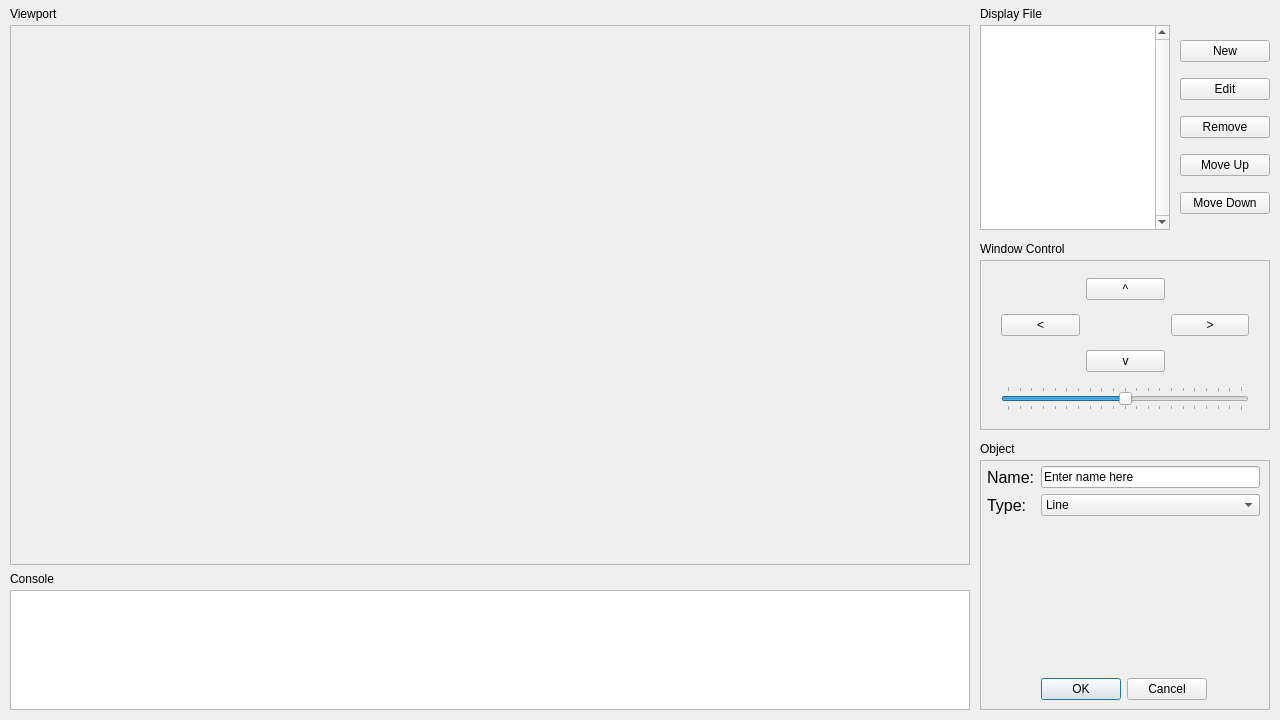
RamAddict/Interactive-Graphical-System, file data/main.ui: the form before one commit.
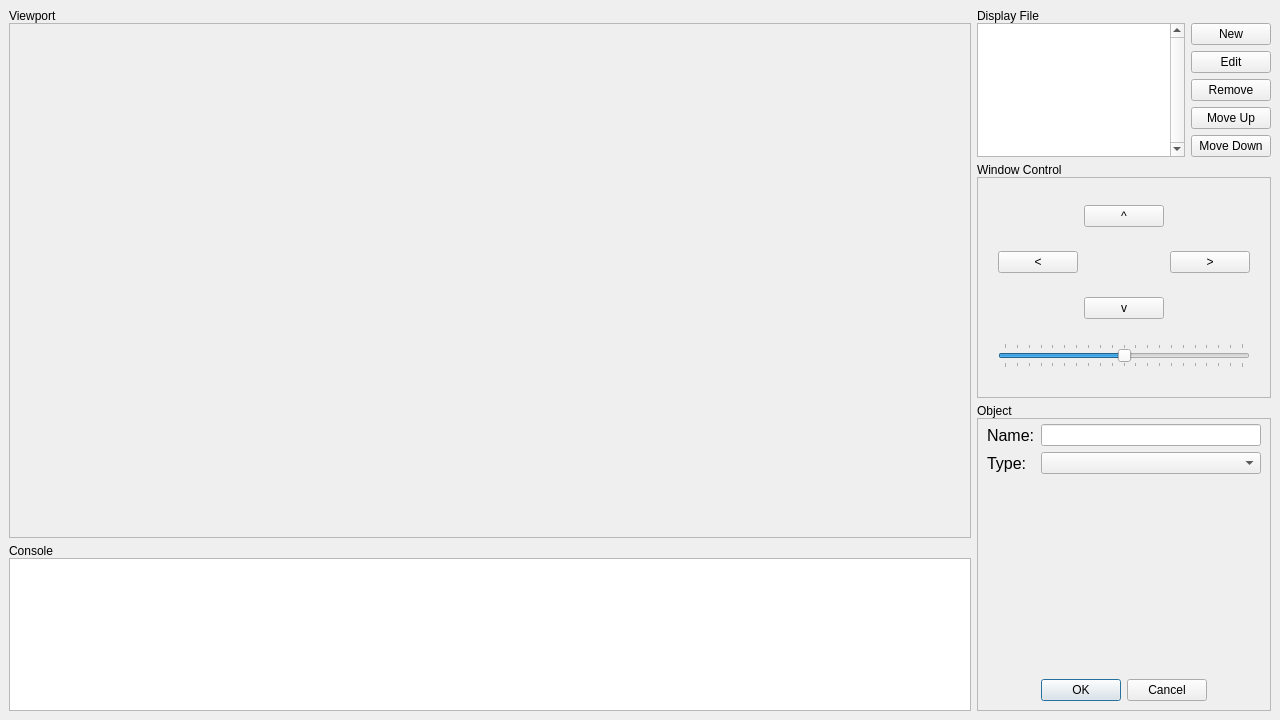
The form after the commit.

Commit message: Layout resizable GUI

Patch:
```diff
--- a/data/main.ui
+++ b/data/main.ui
@@ -17,35 +17,119 @@
    <string>Interactive Graphical System - INE5420-CG - 2020/1</string>
   </property>
   <widget class="QWidget" name="centralwidget">
+   <layout class="QGridLayout" name="gridLayout" rowstretch="4,7,4,5" columnstretch="4,1">
+    <item row="0" column="0" rowspan="3">
+     <layout class="QVBoxLayout" name="viewportLayout" stretch="0,1">
+      <property name="spacing">
+       <number>0</number>
+      </property>
+      <item>
+       <widget class="QLabel" name="viewportLabel">
+        <property name="text">
+         <string notr="true">Viewport</string>
+        </property>
+       </widget>
+      </item>
+      <item>
+       <widget class="QFrame" name="canvasFrame">
+        <property name="frameShape">
+         <enum>QFrame::StyledPanel</enum>
+        </property>
+        <property name="frameShadow">
+         <enum>QFrame::Sunken</enum>
+        </property>
+       </widget>
+      </item>
+     </layout>
+    </item>
+    <item row="0" column="1">
+     <layout class="QVBoxLayout" name="displayFileLayout" stretch="0,1">
+      <property name="spacing">
+       <number>0</number>
+      </property>
+      <item>
+       <widget class="QLabel" name="sceneLabel">
+        <property name="text">
+         <string>Display File</string>
+        </property>
+       </widget>
+      </item>
+      <item>
+       <layout class="QHBoxLayout" name="scenelLayout" stretch="1,0">
+        <property name="spacing">
+         <number>6</number>
+        </property>
+        <item>
    <widget class="QListWidget" name="displayFile">
-    <property name="geometry">
-     <rect>
-      <x>980</x>
-      <y>25</y>
-      <width>190</width>
-      <height>205</height>
-     </rect>
-    </property>
     <property name="verticalScrollBarPolicy">
      <enum>Qt::ScrollBarAlwaysOn</enum>
     </property>
    </widget>
+        </item>
+        <item>
+         <layout class="QVBoxLayout" name="actionsLayout">
+          <item>
+           <widget class="QPushButton" name="newButton">
+            <property name="text">
+             <string>New</string>
+            </property>
+           </widget>
+          </item>
+          <item>
+           <widget class="QPushButton" name="editButton">
+            <property name="text">
+             <string>Edit</string>
+            </property>
+           </widget>
+          </item>
+          <item>
+           <widget class="QPushButton" name="removeButton">
+            <property name="text">
+             <string>Remove</string>
+            </property>
+           </widget>
+          </item>
+          <item>
+           <widget class="QPushButton" name="upListButton">
+            <property name="text">
+             <string>Move Up</string>
+            </property>
+           </widget>
+          </item>
+          <item>
+           <widget class="QPushButton" name="downListButton">
+            <property name="text">
+             <string>Move Down</string>
+            </property>
+           </widget>
+          </item>
+         </layout>
+        </item>
+       </layout>
+      </item>
+     </layout>
+    </item>
+    <item row="1" column="1">
+     <layout class="QVBoxLayout" name="windowLayout" stretch="0,1">
+      <property name="spacing">
+       <number>0</number>
+      </property>
+      <item>
+       <widget class="QLabel" name="controlLabel">
+        <property name="text">
+         <string>Window Control</string>
+        </property>
+       </widget>
+      </item>
+      <item>
    <widget class="QFrame" name="controlFrame">
-    <property name="geometry">
-     <rect>
-      <x>980</x>
-      <y>260</y>
-      <width>290</width>
-      <height>170</height>
-     </rect>
-    </property>
     <property name="frameShape">
      <enum>QFrame::StyledPanel</enum>
     </property>
     <property name="frameShadow">
      <enum>QFrame::Sunken</enum>
     </property>
-    <layout class="QGridLayout" name="controlLayout">
+        <layout class="QGridLayout" name="controlLayout" rowstretch="0,0,0,1">
      <property name="leftMargin">
       <number>20</number>
      </property>
@@ -107,146 +191,26 @@
      </item>
     </layout>
    </widget>
-   <widget class="QLabel" name="viewportLabel">
-    <property name="geometry">
-     <rect>
-      <x>10</x>
-      <y>5</y>
-      <width>58</width>
-      <height>18</height>
-     </rect>
-    </property>
-    <property name="text">
-     <string notr="true">Viewport</string>
-    </property>
-   </widget>
-   <widget class="QLabel" name="sceneLabel">
-    <property name="geometry">
-     <rect>
-      <x>980</x>
-      <y>5</y>
-      <width>70</width>
-      <height>18</height>
-     </rect>
-    </property>
-    <property name="text">
-     <string>Display File</string>
-    </property>
-   </widget>
-   <widget class="QLabel" name="controlLabel">
-    <property name="geometry">
-     <rect>
-      <x>980</x>
-      <y>240</y>
-      <width>100</width>
-      <height>18</height>
-     </rect>
-    </property>
-    <property name="text">
-     <string>Window Control</string>
-    </property>
-   </widget>
-   <widget class="QLabel" name="consoleLabel">
-    <property name="geometry">
-     <rect>
-      <x>10</x>
-      <y>570</y>
-      <width>50</width>
-      <height>18</height>
-     </rect>
-    </property>
-    <property name="text">
-     <string>Console</string>
-    </property>
-   </widget>
+      </item>
+     </layout>
+    </item>
+    <item row="2" column="1" rowspan="2">
+     <layout class="QVBoxLayout" name="objectLayout" stretch="0,1">
+      <property name="spacing">
+       <number>0</number>
+      </property>
+      <item>
    <widget class="QLabel" name="objectLabel">
-    <property name="geometry">
-     <rect>
-      <x>980</x>
-      <y>440</y>
-      <width>40</width>
-      <height>18</height>
-     </rect>
-    </property>
     <property name="text">
      <string>Object</string>
     </property>
    </widget>
-   <widget class="QFrame" name="canvasFrame">
-    <property name="geometry">
-     <rect>
-      <x>10</x>
-      <y>25</y>
-      <width>960</width>
-      <height>540</height>
-     </rect>
-    </property>
-    <property name="frameShape">
-     <enum>QFrame::StyledPanel</enum>
-    </property>
-    <property name="frameShadow">
-     <enum>QFrame::Sunken</enum>
-    </property>
-   </widget>
-   <widget class="QWidget" name="layoutWidget">
-    <property name="geometry">
-     <rect>
-      <x>1180</x>
-      <y>30</y>
-      <width>90</width>
-      <height>196</height>
-     </rect>
-    </property>
-    <layout class="QVBoxLayout" name="actionsLayout">
-     <item>
-      <widget class="QPushButton" name="newButton">
-       <property name="text">
-        <string>New</string>
-       </property>
-      </widget>
      </item>
      <item>
-      <widget class="QPushButton" name="editButton">
-       <property name="text">
-        <string>Edit</string>
-       </property>
-      </widget>
-     </item>
-     <item>
-      <widget class="QPushButton" name="removeButton">
-       <property name="text">
-        <string>Remove</string>
-       </property>
-      </widget>
-     </item>
-     <item>
-      <widget class="QPushButton" name="upListButton">
-       <property name="text">
-        <string>Move Up</string>
-       </property>
-      </widget>
-     </item>
-     <item>
-      <widget class="QPushButton" name="downListButton">
-       <property name="text">
-        <string>Move Down</string>
-       </property>
-      </widget>
-     </item>
-    </layout>
-   </widget>
    <widget class="QScrollArea" name="objectArea">
     <property name="enabled">
      <bool>true</bool>
     </property>
-    <property name="geometry">
-     <rect>
-      <x>980</x>
-      <y>460</y>
-      <width>290</width>
-      <height>250</height>
-     </rect>
-    </property>
     <property name="widgetResizable">
      <bool>true</bool>
     </property>
@@ -255,14 +219,11 @@
       <rect>
        <x>0</x>
        <y>0</y>
-       <width>286</width>
-       <height>246</height>
-      </rect>
-     </property>
-     <layout class="QVBoxLayout" name="verticalLayout">
-      <property name="leftMargin">
-       <number>6</number>
-      </property>
+           <width>304</width>
+           <height>247</height>
+          </rect>
+         </property>
+         <layout class="QVBoxLayout" name="verticalLayout" stretch="1,0">
       <property name="topMargin">
        <number>5</number>
       </property>
@@ -284,11 +245,7 @@
          </widget>
         </item>
         <item row="0" column="1">
-         <widget class="QLineEdit" name="nameEdit">
-          <property name="text">
-           <string>Enter name here</string>
-          </property>
-         </widget>
+             <widget class="QLineEdit" name="nameEdit"/>
         </item>
         <item row="1" column="0">
          <widget class="QLabel" name="typeLabel">
@@ -305,7 +262,7 @@
         <item row="1" column="1">
          <widget class="QComboBox" name="typeBox">
           <property name="currentIndex">
-           <number>1</number>
+               <number>-1</number>
           </property>
           <item>
            <property name="text">
@@ -342,16 +299,27 @@
      </layout>
     </widget>
    </widget>
-   <widget class="QTextBrowser" name="console">
-    <property name="geometry">
-     <rect>
-      <x>10</x>
-      <y>590</y>
-      <width>960</width>
-      <height>120</height>
-     </rect>
-    </property>
-   </widget>
+      </item>
+     </layout>
+    </item>
+    <item row="3" column="0">
+     <layout class="QVBoxLayout" name="consoleLayout" stretch="0,1">
+      <property name="spacing">
+       <number>0</number>
+      </property>
+      <item>
+       <widget class="QLabel" name="consoleLabel">
+        <property name="text">
+         <string>Console</string>
+        </property>
+       </widget>
+      </item>
+      <item>
+       <widget class="QTextBrowser" name="consoleArea"/>
+      </item>
+     </layout>
+    </item>
+   </layout>
   </widget>
  </widget>
  <resources/>
```
Lines whose indentation alone changed are shown as unchanged. The commit also changes 8 other files.
